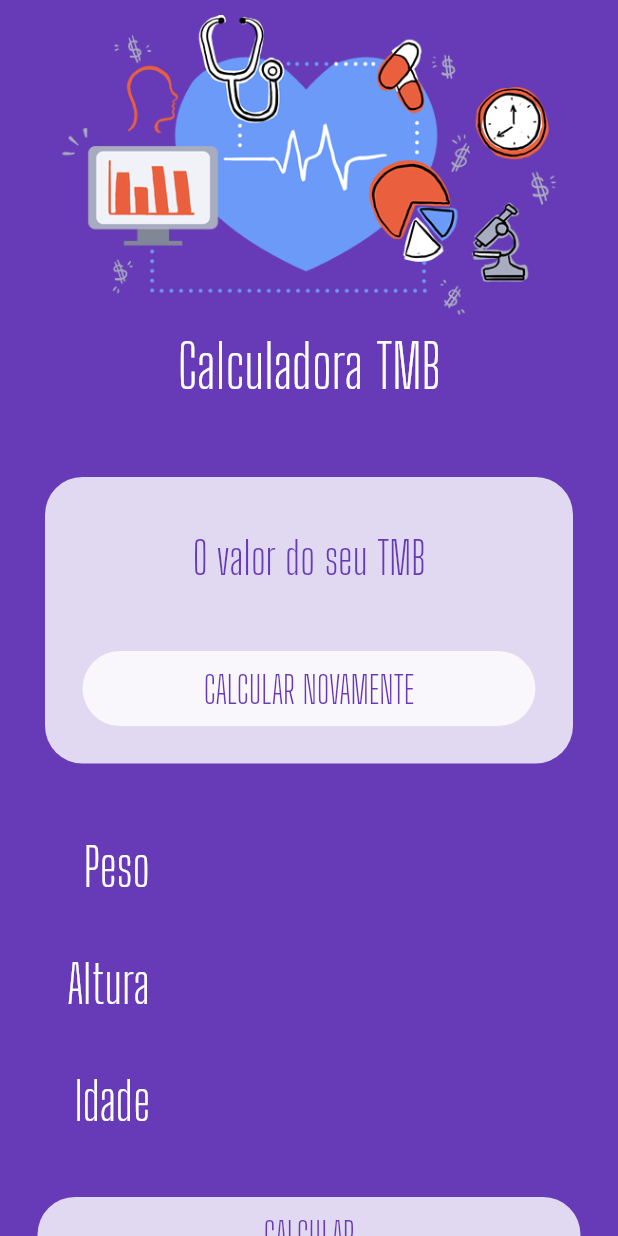
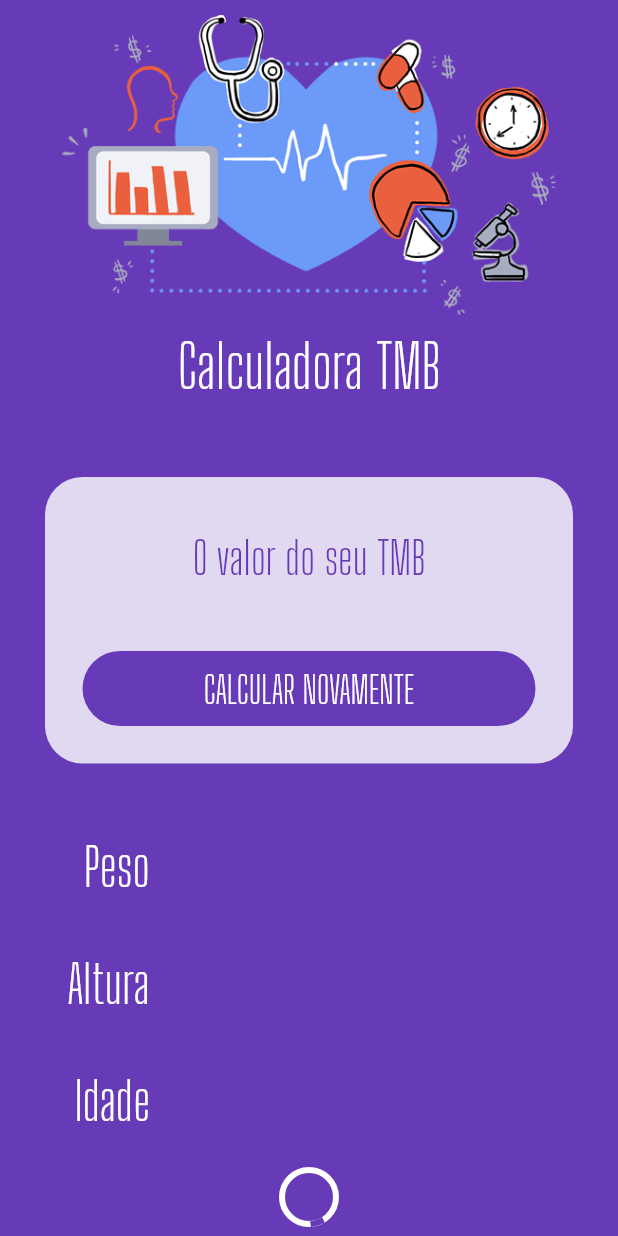
Before and after one commit to tabatasaantos/App_TMBCalc, a Flutter app: the screen it shows after launch, on a phone screen of 412 x 824 dp. Run offline on Flutter 3.47's test engine with Material 2 defaults, Android fonts, the phone set to English and light mode, and no system bars.

Commit message:
Adicionando um novo botão e funcionalidades.

```diff
--- a/lib/main.dart
+++ b/lib/main.dart
@@ -1,4 +1,5 @@
 import 'package:app_tmbcalc/widgets/input.widget.dart';
+import 'package:app_tmbcalc/widgets/loading-button.widget.dart';
 import 'package:flutter/material.dart';
 
 import 'widgets/logo.widget.dart';
@@ -53,25 +54,11 @@ class HomePage extends StatelessWidget {
                 SizedBox(
                   height: 20,
                 ),
-                Container(
-                  margin: EdgeInsets.all(25),
-                  height: 50,
-                  width: double.infinity,
-                  decoration: BoxDecoration(
-                    color: Colors.white.withOpacity(0.8),
-                    borderRadius: BorderRadius.circular(60),
-                  ),
-                  child: FlatButton(
-                    child: Text(
-                      "CALCULAR NOVAMENTE",
-                      style: TextStyle(
-                        color: Theme.of(context).primaryColor,
-                        fontSize: 25,
-                        fontFamily: "Big Shoulders Display",
-                      ),
-                    ),
-                    onPressed: () {},
-                  ),
+                LoadingButton(
+                  busy: false,
+                  func: () {},
+                  text: "CALCULAR NOVAMENTE",
+                  invert: true,
                 ),
               ],
             ),
@@ -85,24 +72,11 @@ class HomePage extends StatelessWidget {
           Input(
             label: "Idade",
           ),
-          Container(
-            margin: EdgeInsets.all(25),
-            height: 50,
-            decoration: BoxDecoration(
-              color: Colors.white.withOpacity(0.8),
-              borderRadius: BorderRadius.circular(60),
-            ),
-            child: FlatButton(
-              child: Text(
-                "CALCULAR",
-                style: TextStyle(
-                  color: Theme.of(context).primaryColor,
-                  fontSize: 25,
-                  fontFamily: "Big Shoulders Display",
-                ),
-              ),
-              onPressed: () {},
-            ),
+          LoadingButton(
+            busy: true,
+            func: () {},
+            text: "CALCULAR",
+            invert: false,
           ),
         ],
       ),
--- /dev/null
+++ b/lib/widgets/loading-button.widget.dart
@@ -0,0 +1,48 @@
+import 'package:flutter/material.dart';
+import 'package:flutter/rendering.dart';
+
+class LoadingButton extends StatelessWidget {
+  var busy = false;
+  var invert = false;
+  Function func;
+  var text = "";
+
+  LoadingButton({
+    @required this.busy,
+    @required this.invert,
+    @required this.func,
+    @required this.text,
+  });
+
+  @override
+  Widget build(BuildContext context) {
+    return busy
+        ? Container(
+            alignment: Alignment.center,
+            height: 50,
+            child: CircularProgressIndicator(backgroundColor: Colors.white),
+          )
+        : Container(
+            margin: EdgeInsets.all(25),
+            height: 50,
+            width: double.infinity,
+            decoration: BoxDecoration(
+              color: invert
+                  ? Theme.of(context).primaryColor
+                  : Colors.white.withOpacity(0.8),
+              borderRadius: BorderRadius.circular(60),
+            ),
+            child: FlatButton(
+              child: Text(
+                text,
+                style: TextStyle(
+                  color: invert ? Colors.white : Theme.of(context).primaryColor,
+                  fontSize: 25,
+                  fontFamily: "Big Shoulders Display",
+                ),
+              ),
+              onPressed: func,
+            ),
+          );
+  }
+}
```
